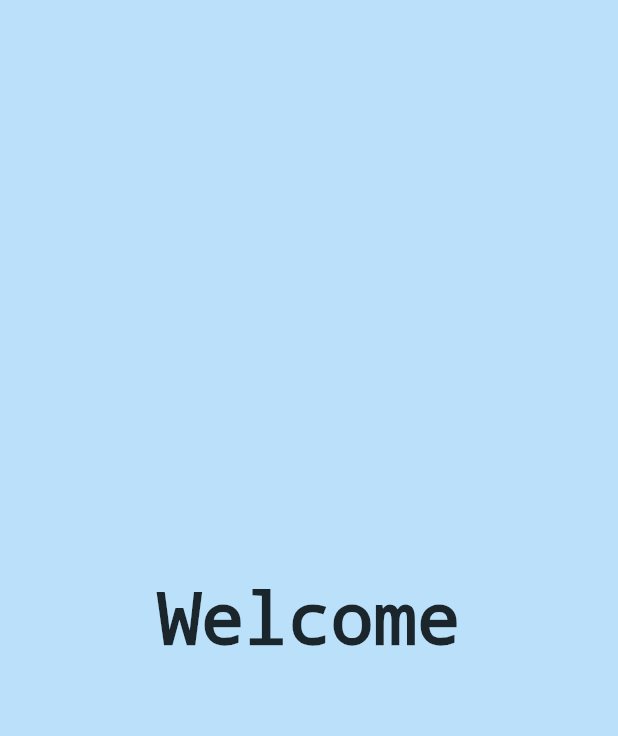
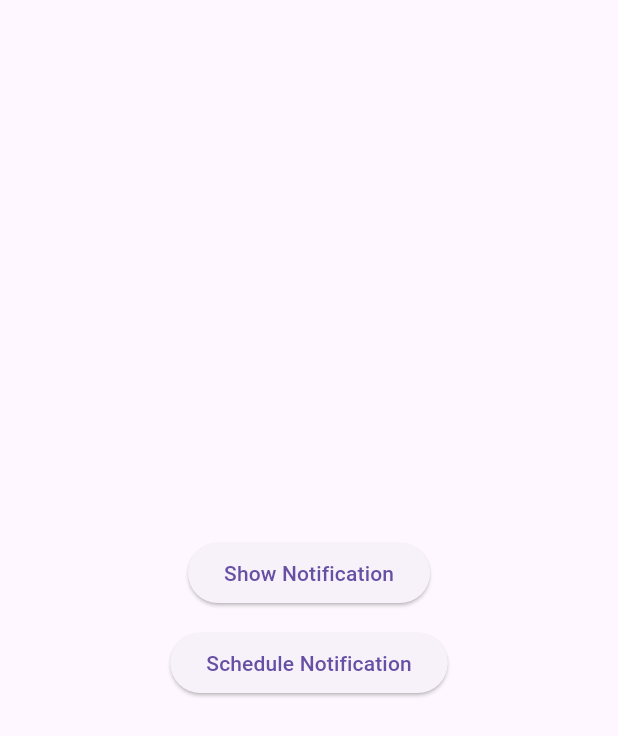
Before and after one commit to Aliabbas9870/ShopFlutter_Provider_app, a Flutter app: the first screen one second after launch, on a phone screen of 412 x 824 dp. Shown: the top 736 px of the screen. Run offline on Flutter 3.47's test engine with Material 3 defaults, Android fonts, the phone set to English and light mode, and no system bars; our stand-ins replace cached_network_image, flutter_local_notifications, get, timezone.

Commit message:
add the notiifcatio function in the app

```diff
--- a/lib/data/shoe_data.dart
+++ b/lib/data/shoe_data.dart
@@ -1,6 +1,6 @@
 
 
-import 'package:shopapp/model/shoe_model.dart';
+import 'package:shopapp/model/main_shoe_model.dart';
 
 List<Shoe> localShoes = [
   Shoe(
--- a/lib/main.dart
+++ b/lib/main.dart
@@ -1,11 +1,17 @@
 import 'package:flutter/material.dart';
 import 'package:get/get.dart';
 import 'package:provider/provider.dart';
+import 'package:shopapp/notification/notification.dart';
+import 'package:shopapp/notification/notification_view.dart';
 import 'package:shopapp/provider/main_view_provider.dart';
 import 'package:shopapp/provider/shoe_provider.dart';
-import 'package:shopapp/views/splash_view.dart';
+import 'package:timezone/data/latest.dart' as tz;
 
-void main() {
+void main() async{
+    WidgetsFlutterBinding.ensureInitialized();
+
+    await NotificationService.init();
+  tz.initializeTimeZones();
   runApp(const MyApp());
 }
 
@@ -26,7 +32,7 @@ class MyApp extends StatelessWidget {
           // primaryColor: AppColor.primary,
           useMaterial3: true,
         ),
-        home: const SplashView(),
+        home: const NotificationView(),
       ),
     );
   }
--- /dev/null
+++ b/lib/notification/notification.dart
@@ -0,0 +1,69 @@
+import 'package:flutter_local_notifications/flutter_local_notifications.dart';
+import 'package:timezone/timezone.dart' as tz;
+
+class NotificationService {
+  static final FlutterLocalNotificationsPlugin flutterLocalNotificationsPlugin = FlutterLocalNotificationsPlugin();
+
+  static Future<void> onDidReceiveNotification(NotificationResponse notificationResponse) async {
+    print("Notification receive");
+  }
+
+  static Future<void> init() async {
+    const AndroidInitializationSettings androidInitializationSettings =
+        AndroidInitializationSettings("@mipmap/ic_launcher");
+    const DarwinInitializationSettings iOSInitializationSettings = DarwinInitializationSettings();
+
+    const InitializationSettings initializationSettings = InitializationSettings(
+      android: androidInitializationSettings,
+      iOS: iOSInitializationSettings,
+    );
+    await flutterLocalNotificationsPlugin.initialize(
+      initializationSettings,
+      onDidReceiveNotificationResponse: onDidReceiveNotification,
+      onDidReceiveBackgroundNotificationResponse: onDidReceiveNotification,
+    );
+
+    await flutterLocalNotificationsPlugin
+        .resolvePlatformSpecificImplementation<AndroidFlutterLocalNotificationsPlugin>()
+        ?.requestNotificationsPermission();
+  }
+
+ static Future<void> showInstantNotification(String title, String body) async {
+    const NotificationDetails platformChannelSpecifics = NotificationDetails(
+        android: AndroidNotificationDetails(
+          'instant_notification_channel_id',
+          'Instant Notifications',
+          importance: Importance.max,
+          priority: Priority.high,
+        ),
+        iOS: DarwinNotificationDetails());
+
+    await flutterLocalNotificationsPlugin.show(
+      0,
+      title,
+      body,
+      platformChannelSpecifics,
+      payload: 'instant_notification',
+    );
+  }
+
+  static Future<void> scheduleNotification(int id, String title, String body, DateTime scheduledTime) async {
+    await flutterLocalNotificationsPlugin.zonedSchedule(
+      id,
+      title,
+      body,
+      tz.TZDateTime.from(scheduledTime, tz.local),
+      const NotificationDetails(
+        iOS: DarwinNotificationDetails(),
+        android: AndroidNotificationDetails(
+          'reminder_channel',
+          'Reminder Channel',
+          importance: Importance.high,
+          priority: Priority.high,
+        ),
+      ),
+      androidScheduleMode: AndroidScheduleMode.exactAllowWhileIdle,
+      matchDateTimeComponents: DateTimeComponents.dateAndTime,
+    );
+  }
+}
--- /dev/null
+++ b/lib/notification/notification_view.dart
@@ -0,0 +1,45 @@
+
+import 'package:flutter/material.dart';
+import 'package:shopapp/notification/notification.dart';
+
+class NotificationView extends StatefulWidget {
+  const NotificationView({super.key});
+
+  @override
+  State<NotificationView> createState() => _NotificationViewState();
+}
+
+class _NotificationViewState extends State<NotificationView> {
+  @override
+  Widget build(BuildContext context) {
+    return Scaffold(
+      body: Center(
+        child: Column(
+          mainAxisAlignment: MainAxisAlignment.center,
+          children: [
+            ElevatedButton(
+              onPressed: () {
+                NotificationService.showInstantNotification(
+                    "Instant Notification", "This shows an instant notifications");
+              },
+              child: const Text('Show Notification'),
+            ),
+            const SizedBox(height: 12),
+            ElevatedButton(
+              onPressed: () {
+                DateTime scheduledDate = DateTime.now().add( const Duration(seconds: 5));
+                NotificationService.scheduleNotification(
+                  0,
+                  "Scheduled Notification",
+                  "This notification is scheduled to appear after 5 seconds",
+                  scheduledDate,
+                );
+              },
+              child: const Text('Schedule Notification'),
+            ),
+          ],
+        ),
+      ),
+    );
+  }
+}
--- a/pubspec.yaml
+++ b/pubspec.yaml
@@ -39,6 +39,8 @@ dependencies:
   provider:
   get:
   cached_network_image:
+  flutter_local_notifications: ^19.1.0
+  timezone: ^0.10.0
 
 dev_dependencies:
   flutter_test:
```
Also changed, not shown: pubspec.lock, 4 other files.
